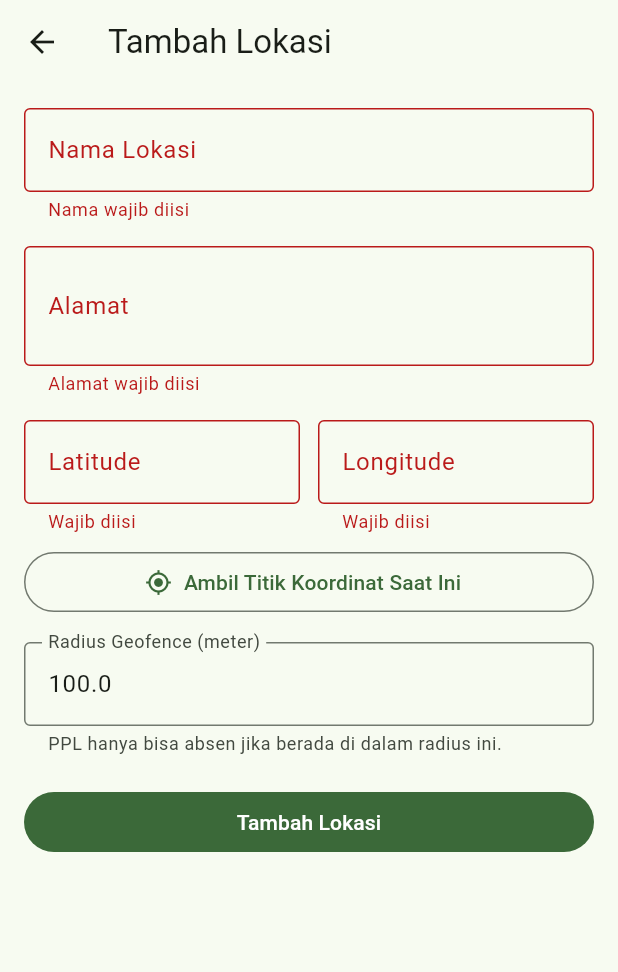
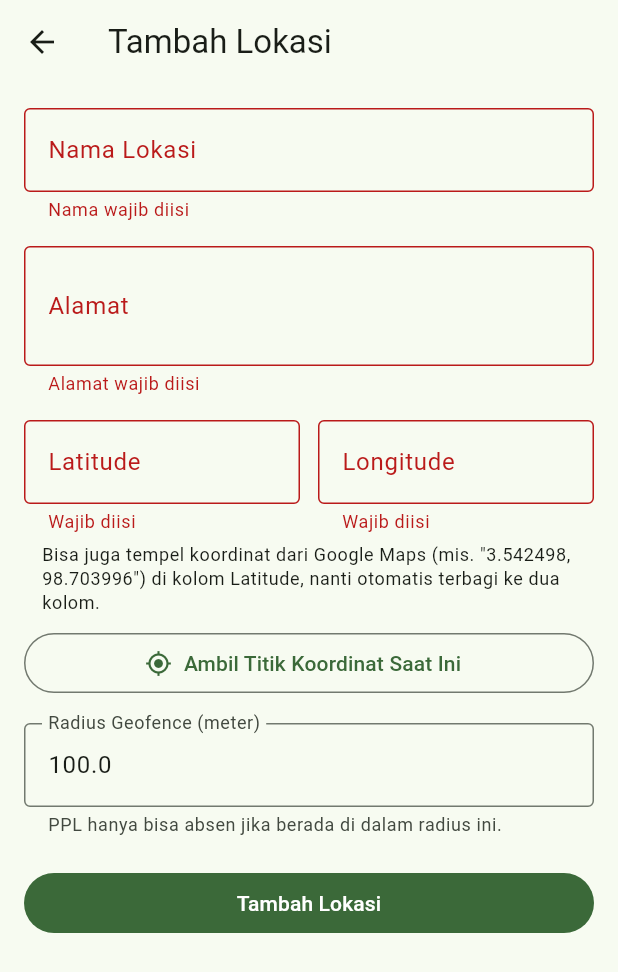
Before and after one commit to syafrizal-r/geotani, a Flutter app: the LokasiFormScreen screen opened directly, after a tap on "Tambah Lokasi", on a phone screen of 412 x 824 dp. Shown: the top 972 px of the screen. Run offline on Flutter 3.47's test engine with Material 3 defaults, Android fonts, the phone set to English and light mode, and no system bars; our stand-ins replace camera, flutter_local_notifications, geolocator, image_picker, pdf, permission_handler and 2 more; missing offline and left inert: google_mlkit_face_detection, tflite_flutter; accounts and stored records are empty.

Commit message:
Form Lokasi: titik desimal bisa diketik di Keyboard Samsung
Kolom latitude/longitude memakai keyboard teks (numberWithOptions signed
memunculkan tombol ".-" di Keyboard Samsung yang tidak mengetik titik),
koma diterima sebagai desimal, dan "lat, lng" dari Google Maps yang
ditempel di kolom Latitude otomatis dibagi ke dua kolom. Versi 0.1.2+3.

Co-Authored-By: Claude Opus 5.5 <noreply@anthropic.com>

```diff
--- a/lib/screens/admin/lokasi_form_screen.dart
+++ b/lib/screens/admin/lokasi_form_screen.dart
@@ -61,9 +61,25 @@ class _LokasiFormScreenState extends State<LokasiFormScreen> {
     super.dispose();
   }
 
+  /// Koma diterima sebagai tanda desimal (kebiasaan penulisan Indonesia dan
+  /// beberapa keyboard HP), mis. "3,542498" dibaca 3.542498.
+  static double? _parseNum(String v) => double.tryParse(v.trim().replaceAll(',', '.'));
+
+  /// Pasangan "lat, lng" seperti yang disalin dari Google Maps
+  /// ("3.542498, 98.703996"). Kedua angka wajib memakai titik desimal supaya
+  /// tidak tertukar dengan satu angka berkoma desimal seperti "3,542498".
+  static final _pairPattern = RegExp(r'^\s*(-?\d+\.\d+)\s*[,;]?\s*(-?\d+\.\d+)\s*$');
+
+  void _onLatitudeChanged(String v) {
+    final match = _pairPattern.firstMatch(v);
+    if (match == null) return;
+    _latitudeController.text = match.group(1)!;
+    _longitudeController.text = match.group(2)!;
+  }
+
   String? _validateDouble(String? v, {double? min, double? max}) {
     if (v == null || v.trim().isEmpty) return 'Wajib diisi';
-    final parsed = double.tryParse(v.trim());
+    final parsed = _parseNum(v);
     if (parsed == null) return 'Harus berupa angka';
     if (min != null && parsed < min) return 'Minimal $min';
     if (max != null && parsed > max) return 'Maksimal $max';
@@ -100,9 +116,9 @@ class _LokasiFormScreenState extends State<LokasiFormScreen> {
         id: widget.existing?.id,
         nama: _namaController.text.trim(),
         alamat: _alamatController.text.trim(),
-        latitude: double.parse(_latitudeController.text.trim()),
-        longitude: double.parse(_longitudeController.text.trim()),
-        radiusMeter: double.parse(_radiusController.text.trim()),
+        latitude: _parseNum(_latitudeController.text)!,
+        longitude: _parseNum(_longitudeController.text)!,
+        radiusMeter: _parseNum(_radiusController.text)!,
       );
 
       final Lokasi saved;
@@ -157,13 +173,24 @@ class _LokasiFormScreenState extends State<LokasiFormScreen> {
               validator: (v) => (v == null || v.trim().isEmpty) ? 'Alamat wajib diisi' : null,
             ),
             const SizedBox(height: 16),
+            // Keyboard teks biasa, bukan numberWithOptions(signed: true): di
+            // Keyboard Samsung kombinasi itu memunculkan tombol gabungan ".-"
+            // yang tidak bisa mengetik titik desimal.
             Row(
+              crossAxisAlignment: CrossAxisAlignment.start,
               children: [
                 Expanded(
                   child: TextFormField(
                     controller: _latitudeController,
-                    keyboardType: const TextInputType.numberWithOptions(decimal: true, signed: true),
-                    decoration: const InputDecoration(labelText: 'Latitude', border: OutlineInputBorder()),
+                    keyboardType: TextInputType.text,
+                    autocorrect: false,
+                    enableSuggestions: false,
+                    onChanged: _onLatitudeChanged,
+                    decoration: const InputDecoration(
+                      labelText: 'Latitude',
+                      hintText: 'mis. 3.542498',
+                      border: OutlineInputBorder(),
+                    ),
                     validator: (v) => _validateDouble(v, min: -90, max: 90),
                   ),
                 ),
@@ -171,12 +198,26 @@ class _LokasiFormScreenState extends State<LokasiFormScreen> {
                 Expanded(
                   child: TextFormField(
                     controller: _longitudeController,
-                    keyboardType: const TextInputType.numberWithOptions(decimal: true, signed: true),
-                    decoration: const InputDecoration(labelText: 'Longitude', border: OutlineInputBorder()),
+                    keyboardType: TextInputType.text,
+                    autocorrect: false,
+                    enableSuggestions: false,
+                    decoration: const InputDecoration(
+                      labelText: 'Longitude',
+                      hintText: 'mis. 98.703996',
+                      border: OutlineInputBorder(),
+                    ),
                     validator: (v) => _validateDouble(v, min: -180, max: 180),
                   ),
                 ),
               ],
+            ),
+            Padding(
+              padding: const EdgeInsets.fromLTRB(12, 6, 12, 0),
+              child: Text(
+                'Bisa juga tempel koordinat dari Google Maps (mis. "3.542498, 98.703996") '
+                'di kolom Latitude, nanti otomatis terbagi ke dua kolom.',
+                style: Theme.of(context).textTheme.bodySmall,
+              ),
             ),
             const SizedBox(height: 8),
             OutlinedButton.icon(
--- a/pubspec.yaml
+++ b/pubspec.yaml
@@ -1,7 +1,7 @@
 name: e_absensi
 description: "A new Flutter project."
 publish_to: 'none'
-version: 0.1.1+2
+version: 0.1.2+3
 
 environment:
   sdk: ^3.12.2
```
